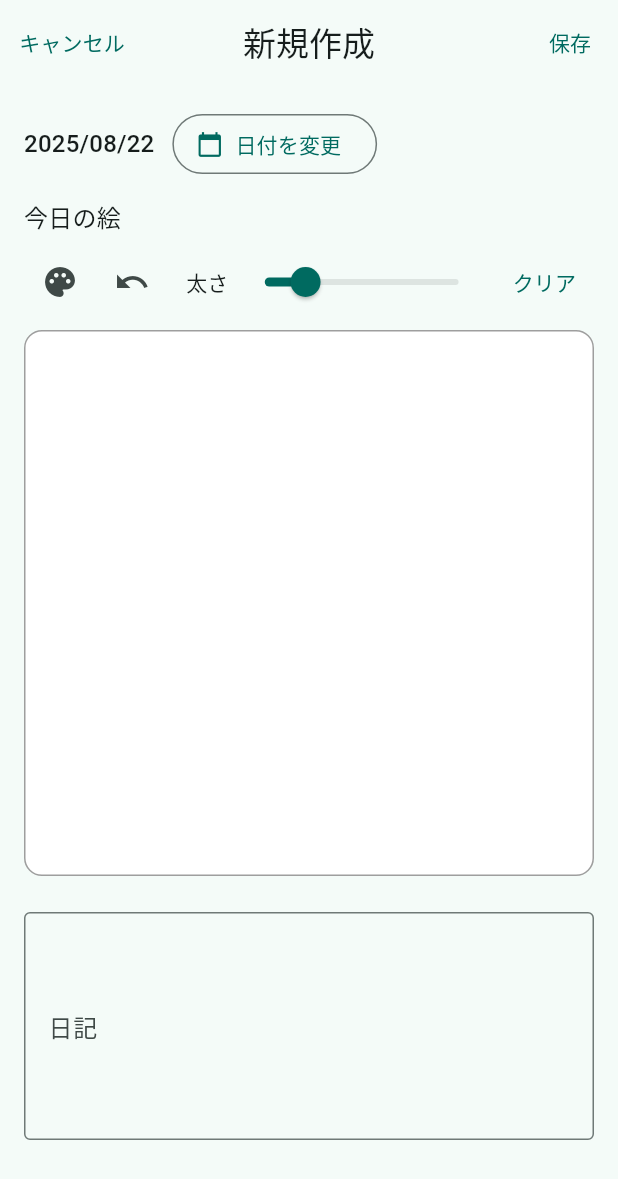
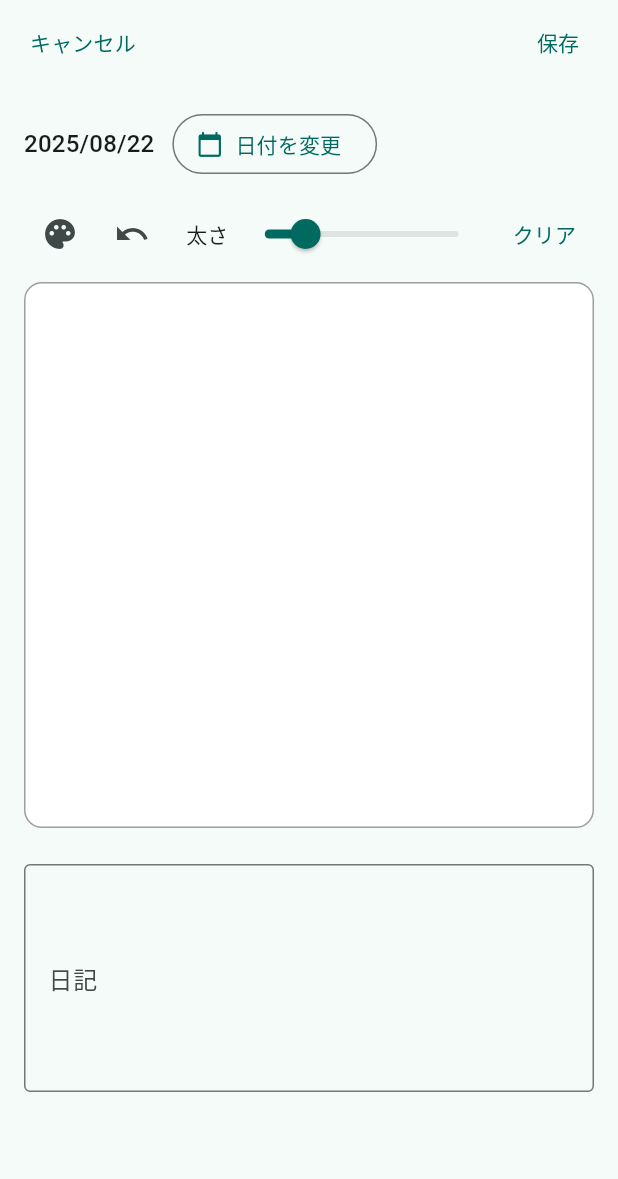
Before and after one commit to Shota-Abe/diary, a Flutter app: the EditEntryPage screen opened directly, on a phone screen of 412 x 824 dp. Shown: the top 1179 px of the screen. Run offline on Flutter 3.47's test engine with Material 3 defaults, Android fonts, the phone set to English and light mode, and no system bars; our stand-ins replace shared_preferences, table_calendar; accounts and stored records are empty.

Commit message:
編集エントリページのUIを改善し、タイトルとキャンセルボタンの配置を調整

```diff
--- a/lib/pages/edit_entry_page.dart
+++ b/lib/pages/edit_entry_page.dart
@@ -95,8 +95,6 @@ class _EditEntryPageState extends State<EditEntryPage> {
     return Column(
       crossAxisAlignment: CrossAxisAlignment.start,
       children: [
-        Text('今日の絵', style: Theme.of(context).textTheme.titleMedium),
-        const SizedBox(height: 8),
         DrawingEditor(key: _drawingKey, initialDrawingJson: _drawingJson),
       ],
     );
@@ -106,14 +104,17 @@ class _EditEntryPageState extends State<EditEntryPage> {
   Widget build(BuildContext context) {
     return Scaffold(
       appBar: AppBar(
-        title: Text(widget.entry == null ? '新規作成' : '編集'),
-        centerTitle: true,
-        leading: TextButton(
-          onPressed: () => Navigator.pop(context, null),
-          child: const Text('キャンセル'),
-        ),
-        leadingWidth: 96,
+        automaticallyImplyLeading: false,
         actions: [
+          const SizedBox(width: 8),
+
+          TextButton(
+            onPressed: () => Navigator.pop(context, null),
+            child: const Text('キャンセル'),
+          ),
+
+          const Spacer(),
+
           if (widget.entry != null)
             TextButton(
               child: Text('削除'),
@@ -147,7 +148,10 @@ class _EditEntryPageState extends State<EditEntryPage> {
                 }
               },
             ),
+
           TextButton(onPressed: _save, child: const Text('保存')),
+
+          const SizedBox(width: 8),
         ],
       ),
       body: Form(
```
